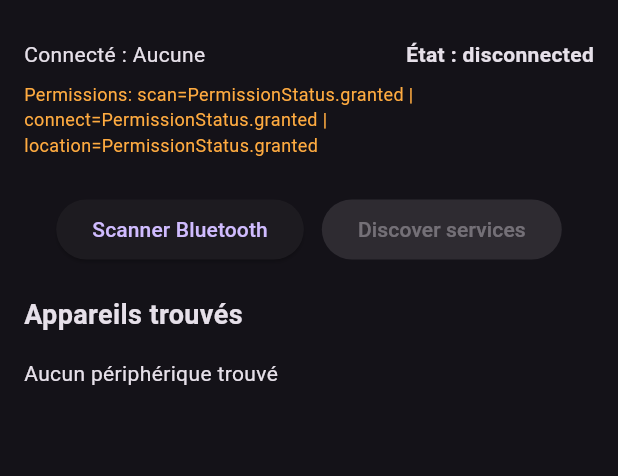
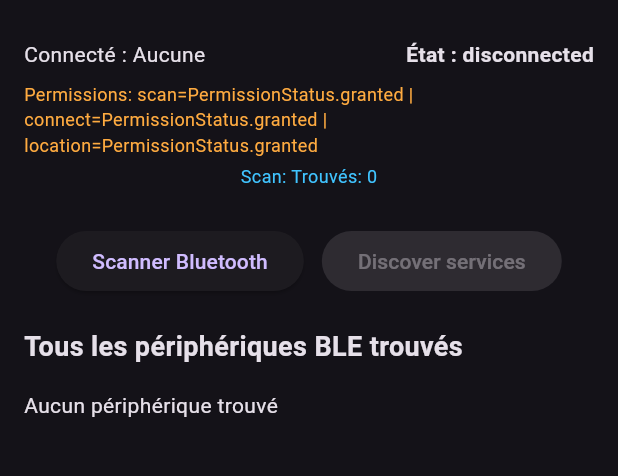
Before and after one commit to mams95190/peugeot205_dashboard, a Flutter app: the screen it shows after launch, after a tap on "Scanner Bluetooth", on a phone screen of 412 x 824 dp, the part 63-539 px from its top. Run offline on Flutter 3.47's test engine with Material 3 defaults, Android fonts, the phone set to English and light mode, and no system bars; our stand-ins replace flutter_blue_plus, permission_handler.

Commit message:
scan all BLE devices for ESP32 debug

```diff
--- a/lib/main.dart
+++ b/lib/main.dart
@@ -12,7 +12,7 @@ void main() {
 
 final Guid kServiceUuid = Guid("4fafc201-1fb5-459e-8fcc-c5c9c331914b");
 final Guid kCharUuid = Guid("beb5483e-36e1-4688-b7f5-ea07361b26a8");
-const String kDeviceName = "Peugeot205-ESP32";
+const String kExpectedName = "Peugeot205-ESP32";
 
 class MyApp extends StatefulWidget {
   const MyApp({super.key});
@@ -44,7 +44,7 @@ class _MyAppState extends State<MyApp> {
   Widget build(BuildContext context) {
     return MaterialApp(
       debugShowCheckedModeBanner: false,
-      title: 'ESP32 Dashboard',
+      title: 'ESP32 BLE Dashboard',
       theme: ThemeData.dark(),
       home: _adapterState == BluetoothAdapterState.on
           ? const HomePage()
@@ -106,6 +106,7 @@ class _HomePageState extends State<HomePage> {
   bool scanning = false;
   bool discovering = false;
   String permissionDebug = 'Pas encore testé';
+  String scanDebug = '';
 
   BluetoothDevice? connectedDevice;
   BluetoothConnectionState connectionState =
@@ -141,16 +142,12 @@ class _HomePageState extends State<HomePage> {
     permissionDebug =
         'scan=$scanStatus | connect=$connectStatus | location=$locationStatus';
 
-    if (mounted) {
-      setState(() {});
-    }
-
+    if (mounted) setState(() {});
     return scanStatus.isGranted && connectStatus.isGranted;
   }
 
   Future<void> startScan() async {
     final ok = await _requestPermissions();
-
     if (!ok) {
       if (!mounted) return;
       ScaffoldMessenger.of(context).showSnackBar(
@@ -169,6 +166,7 @@ class _HomePageState extends State<HomePage> {
       jsonChar = null;
       liveJson = null;
       lastRawValue = '';
+      scanDebug = '';
     });
 
     await _scanSub?.cancel();
@@ -176,16 +174,35 @@ class _HomePageState extends State<HomePage> {
     _scanSub = FlutterBluePlus.onScanResults.listen((results) {
       if (!mounted) return;
 
-      final filtered = results.where((r) {
-        final n1 = r.device.platformName.trim();
-        final n2 = r.advertisementData.advName.trim();
-        return n1 == kDeviceName || n2 == kDeviceName;
+      final unique = <String, ScanResult>{};
+      for (final r in results) {
+        unique[r.device.remoteId.toString()] = r;
+      }
+
+      final sorted = unique.values.toList()
+        ..sort((a, b) => b.rssi.compareTo(a.rssi));
+
+      String debugLine = 'Trouvés: ${sorted.length}';
+      final maybe = sorted.where((r) {
+        final p = r.device.platformName.toLowerCase();
+        final a = r.advertisementData.advName.toLowerCase();
+        return p.contains('peugeot') ||
+            a.contains('peugeot') ||
+            p.contains('esp32') ||
+            a.contains('esp32') ||
+            p.contains('205') ||
+            a.contains('205');
       }).toList();
+
+      if (maybe.isNotEmpty) {
+        debugLine += ' | Possibles ESP32: ${maybe.length}';
+      }
 
       setState(() {
         devices
           ..clear()
-          ..addAll(filtered.isNotEmpty ? filtered : results);
+          ..addAll(sorted);
+        scanDebug = debugLine;
       });
     }, onError: (e) {
       if (!mounted) return;
@@ -195,7 +212,10 @@ class _HomePageState extends State<HomePage> {
     });
 
     try {
-      await FlutterBluePlus.startScan(timeout: const Duration(seconds: 8));
+      await FlutterBluePlus.startScan(
+        timeout: const Duration(seconds: 12),
+        androidScanMode: AndroidScanMode.lowLatency,
+      );
       await FlutterBluePlus.isScanning.where((v) => v == false).first;
     } catch (e) {
       if (!mounted) return;
@@ -265,12 +285,11 @@ class _HomePageState extends State<HomePage> {
       try {
         final first = await target.read();
         final txt = _bytesToText(first);
-        lastRawValue = txt;
-
         final decoded = jsonDecode(txt);
         if (decoded is Map<String, dynamic>) {
           liveJson = decoded;
         }
+        lastRawValue = txt;
       } catch (_) {}
 
       if (!mounted) return;
@@ -359,6 +378,27 @@ class _HomePageState extends State<HomePage> {
     }
   }
 
+  String _displayName(ScanResult r) {
+    final adv = r.advertisementData.advName.trim();
+    final plat = r.device.platformName.trim();
+
+    if (adv.isNotEmpty) return adv;
+    if (plat.isNotEmpty) return plat;
+    return 'Device inconnu';
+  }
+
+  String _subTitle(ScanResult r) {
+    final adv = r.advertisementData.advName.trim();
+    final plat = r.device.platformName.trim();
+    final mark = (_displayName(r).toLowerCase().contains('peugeot') ||
+            _displayName(r).toLowerCase().contains('esp32') ||
+            _displayName(r).toLowerCase().contains('205'))
+        ? '  <-- possible'
+        : '';
+
+    return 'id=${r.device.remoteId} | rssi=${r.rssi} | adv="$adv" | name="$plat"$mark';
+  }
+
   Future<void> readCharacteristic(BluetoothCharacteristic c) async {
     try {
       final value = await c.read();
@@ -406,10 +446,7 @@ class _HomePageState extends State<HomePage> {
             ],
             if (lastRawValue.isNotEmpty) ...[
               const SizedBox(height: 8),
-              const Text(
-                'Raw:',
-                style: TextStyle(fontWeight: FontWeight.bold),
-              ),
+              const Text('Raw:', style: TextStyle(fontWeight: FontWeight.bold)),
               Text(lastRawValue),
             ],
           ],
@@ -468,6 +505,14 @@ class _HomePageState extends State<HomePage> {
               style: const TextStyle(fontSize: 12, color: Colors.orangeAccent),
             ),
           ),
+          const SizedBox(height: 4),
+          Padding(
+            padding: const EdgeInsets.symmetric(horizontal: 16),
+            child: Text(
+              'Scan: $scanDebug',
+              style: const TextStyle(fontSize: 12, color: Colors.lightBlueAccent),
+            ),
+          ),
           const SizedBox(height: 12),
           _jsonCard(),
           const SizedBox(height: 12),
@@ -494,7 +539,7 @@ class _HomePageState extends State<HomePage> {
                 const Padding(
                   padding: EdgeInsets.symmetric(horizontal: 16, vertical: 8),
                   child: Text(
-                    'Appareils trouvés',
+                    'Tous les périphériques BLE trouvés',
                     style: TextStyle(fontSize: 18, fontWeight: FontWeight.bold),
                   ),
                 ),
@@ -505,14 +550,8 @@ class _HomePageState extends State<HomePage> {
                   ),
                 for (final result in devices)
                   ListTile(
-                    title: Text(
-                      result.device.platformName.isEmpty
-                          ? (result.advertisementData.advName.isEmpty
-                              ? 'Device inconnu'
-                              : result.advertisementData.advName)
-                          : result.device.platformName,
-                    ),
-                    subtitle: Text(result.device.remoteId.toString()),
+                    title: Text(_displayName(result)),
+                    subtitle: Text(_subTitle(result)),
                     trailing: ElevatedButton(
                       onPressed: () => connectToDevice(result.device),
                       child: const Text('Connect'),
```
